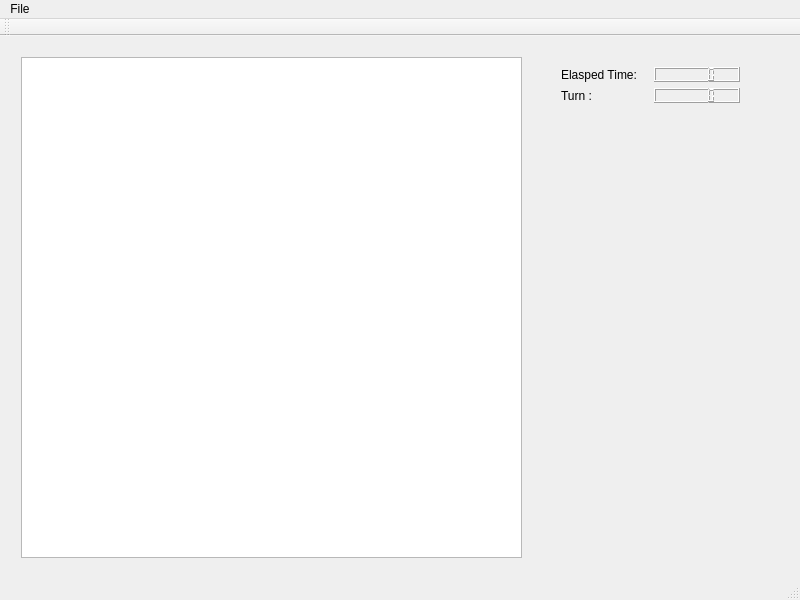
Qt form mainwindow.ui (jopemachine-playground/Gomoku-Qt) before a commit.
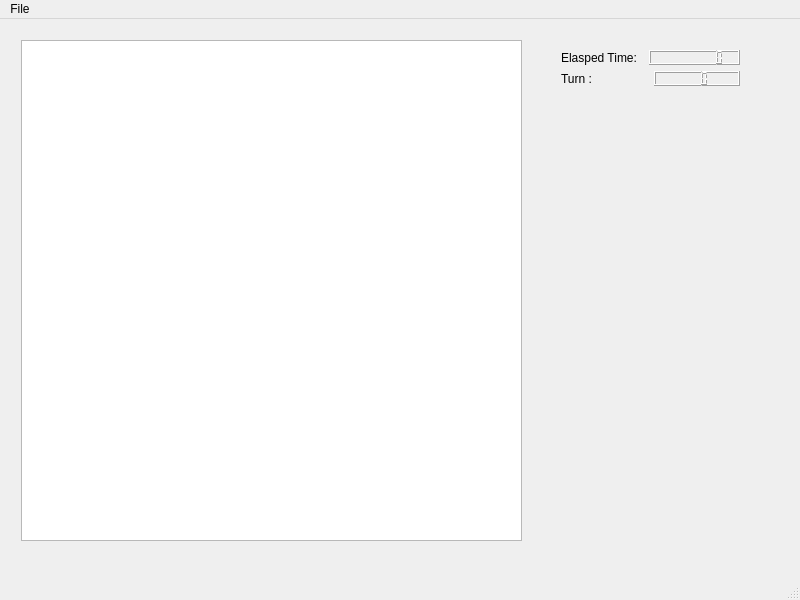
The same form after that commit.

Patch:
```diff
--- a/mainwindow.ui
+++ b/mainwindow.ui
@@ -37,7 +37,11 @@
         </widget>
        </item>
        <item>
-        <widget class="QLCDNumber" name="elapsedTimeLCD"/>
+        <widget class="QLCDNumber" name="elapsedTimeLCD">
+         <property name="digitCount">
+          <number>8</number>
+         </property>
+        </widget>
        </item>
       </layout>
      </item>
@@ -51,7 +55,20 @@
         </widget>
        </item>
        <item>
-        <widget class="QLCDNumber" name="turnLCD"/>
+        <widget class="QLCDNumber" name="turnLCD">
+         <property name="frameShape">
+          <enum>QFrame::Box</enum>
+         </property>
+         <property name="smallDecimalPoint">
+          <bool>false</bool>
+         </property>
+         <property name="digitCount">
+          <number>3</number>
+         </property>
+         <property name="segmentStyle">
+          <enum>QLCDNumber::Filled</enum>
+         </property>
+        </widget>
        </item>
       </layout>
      </item>
@@ -95,14 +112,6 @@
    </widget>
    <addaction name="menuFile"/>
   </widget>
-  <widget class="QToolBar" name="mainToolBar">
-   <attribute name="toolBarArea">
-    <enum>TopToolBarArea</enum>
-   </attribute>
-   <attribute name="toolBarBreak">
-    <bool>false</bool>
-   </attribute>
-  </widget>
   <widget class="QStatusBar" name="statusBar"/>
   <action name="actionExit">
    <property name="text">
```
